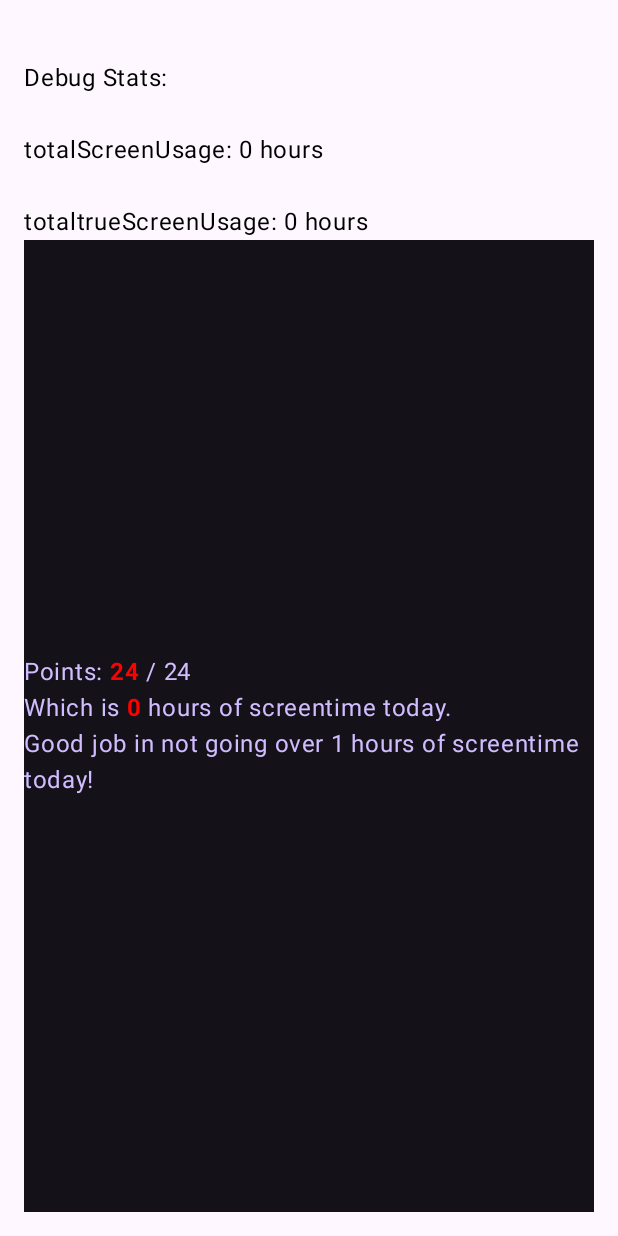
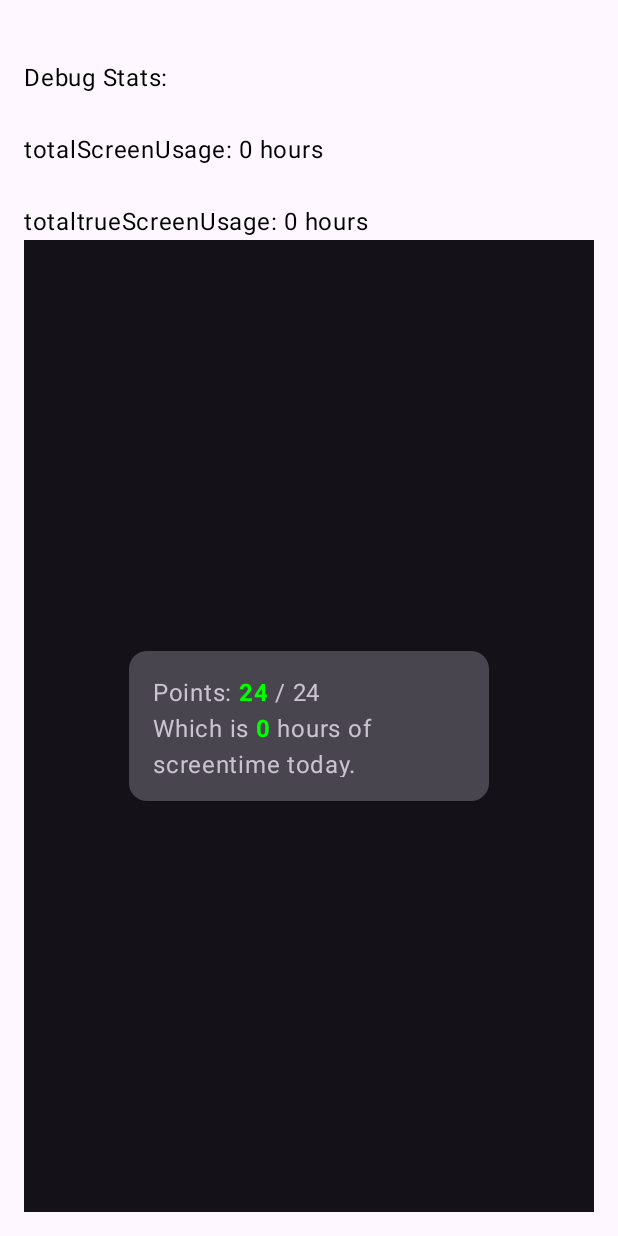
Before and after one commit to SPdoesCode/Pointmore, an Android app built with Jetpack Compose: the screen it shows after launch (MainActivity), on a phone screen of 412 x 824 dp. Run offline under Robolectric (Android 15) with nearby library versions, the phone set to English and light mode, and no system bars.

Commit message:
fixed up the UI a bit, it looks so so much better!

```diff
--- a/app/src/main/java/com/sp/pointmore/MainActivity.kt
+++ b/app/src/main/java/com/sp/pointmore/MainActivity.kt
@@ -37,6 +37,7 @@ import androidx.compose.material3.MaterialTheme
 import androidx.compose.foundation.background
 import androidx.compose.foundation.layout.*
 import androidx.compose.material3.*
+import androidx.compose.ui.text.font.FontVariation.width
 import androidx.compose.ui.unit.dp
 
 const val debug: Int = 1 //turn off if ur not gona need debuging
@@ -121,25 +122,69 @@ fun guiMain(sts: Long = 0) {
     PointmoreTheme(
         darkTheme = true
     ) {
-        Box(
-            modifier = Modifier.background(MaterialTheme.colorScheme.background) // if i dont got ts set here then well it doesnt work idky
+        Box (
+            modifier = Modifier
+                .background(MaterialTheme.colorScheme.background)
                 .fillMaxSize(),
             contentAlignment = Alignment.Center
+
         ) {
-            Text( color = MaterialTheme.colorScheme.primary,
+            Card(
+                modifier = Modifier
+                    .background(MaterialTheme.colorScheme.background)
+                    .padding(34.dp)
+                    .size(width = 240.dp, height = 100.dp),
+                colors = CardDefaults.cardColors(
+                    containerColor = MaterialTheme.colorScheme.surfaceVariant,
+                )
+            ) {
+                Text(
+                    modifier = Modifier.padding(16.dp),
                     text = buildAnnotatedString {
 
                         append("Points: ")
+                        val points = 24 - sts
 
-                    withStyle(style = SpanStyle(fontWeight = FontWeight.Bold, color = Color.Red)) {
-                        val points = 24 - sts
+                        if (sts >= 4) {
+                            withStyle(
+                                style = SpanStyle(
+                                    fontWeight = FontWeight.Bold,
+                                    color = Color.Red
+                                )
+                            ) {
                                 append("${points}")
+                            }
+                        } else {
+                            withStyle(
+                                style = SpanStyle(
+                                    fontWeight = FontWeight.Bold,
+                                    color = Color.Green
+                                )
+                            ) {
+                                append("${points}")
+                            }
                         }
                         append(" / 24")
 
                         append("\nWhich is ")
-                    withStyle(style = SpanStyle(fontWeight = FontWeight.Bold, color = Color.Red)) {
+                        if (sts >= 4) {
+                            withStyle(
+                                style = SpanStyle(
+                                    fontWeight = FontWeight.Bold,
+                                    color = Color.Red
+                                )
+                            ) {
                                 append("${sts}")
+                            }
+                        } else {
+                            withStyle(
+                                style = SpanStyle(
+                                    fontWeight = FontWeight.Bold,
+                                    color = Color.Green
+                                )
+                            ) {
+                                append("${sts}")
+                            }
                         }
                         append(" hours of screentime today.")
 
@@ -150,6 +195,7 @@ fun guiMain(sts: Long = 0) {
 
                     }
                 )
+            }
         }
     }
 }
--- a/gradle/libs.versions.toml
+++ b/gradle/libs.versions.toml
@@ -1,5 +1,5 @@
 [versions]
-agp = "8.10.0"
+agp = "8.10.1"
 kotlin = "2.0.21"
 coreKtx = "1.16.0"
 junit = "4.13.2"
```
Lines whose indentation alone changed are shown as unchanged.
